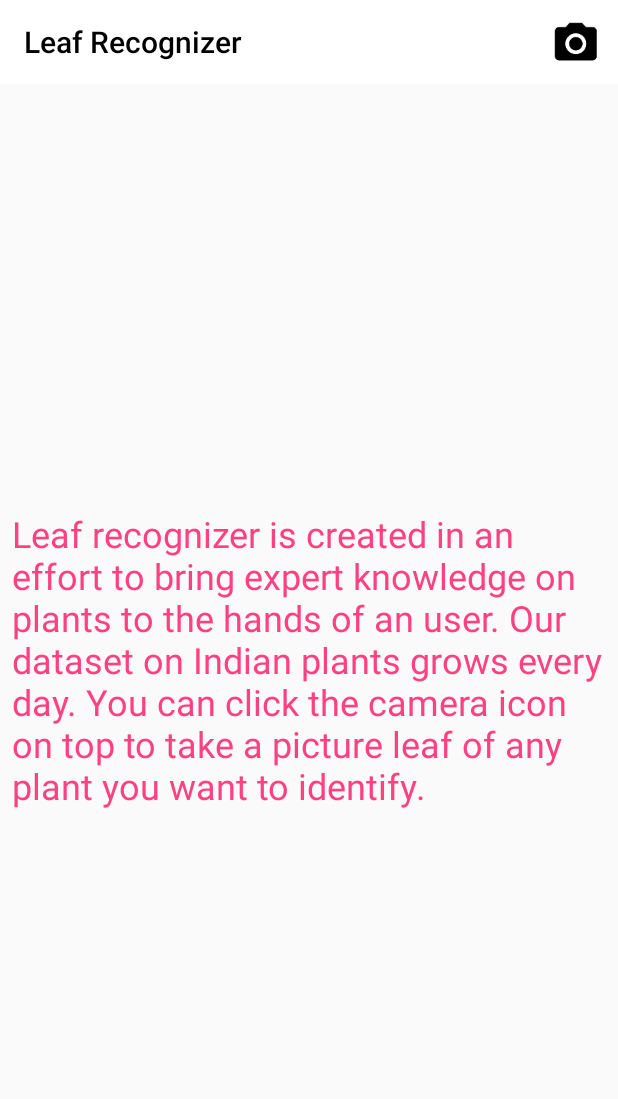
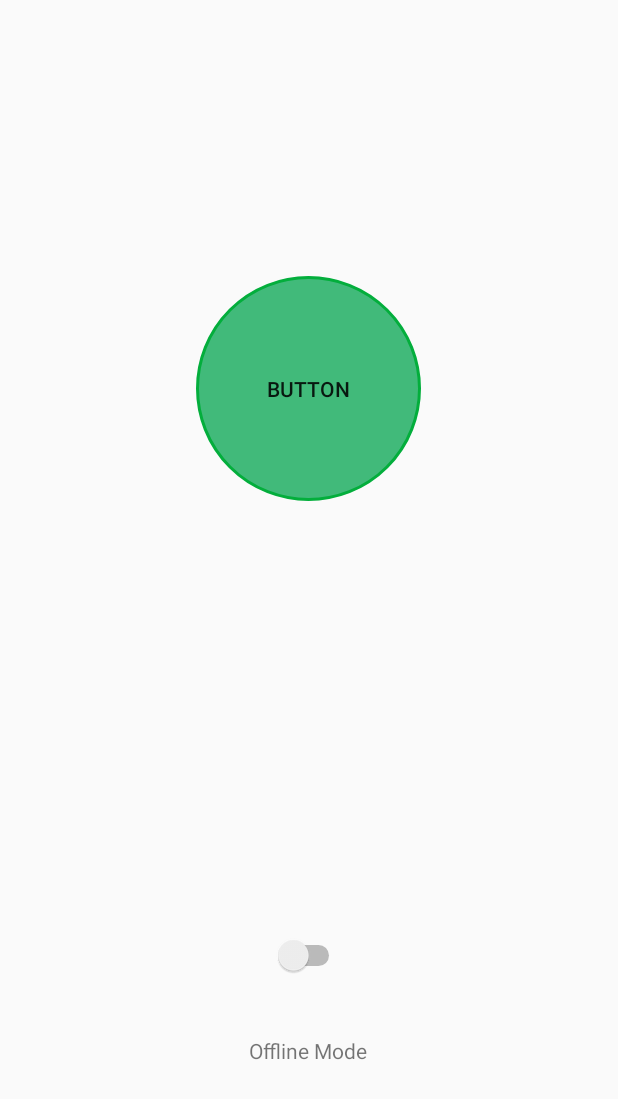
Before and after one commit to vamsidharmuthireddy/LeafRecognizer, an Android app: the screen it shows after launch (MainActivity), on a phone screen of 412 x 824 dp. Shown: the top 1099 px of the screen. Run offline under Robolectric (Android 15) with nearby library versions, the phone set to English and light mode, and no system bars; libraries missing offline, so code that uses them is left out: org.tensorflow.lite; network calls fail; 1 statement that could not run was skipped.

Commit message:
Change the position of crop Button. Change UI and add animations to home screen. Online version needs change from server side.

```diff
--- a/app/src/main/java/www/cvit/leafrecognizer/ContactServer.java
+++ b/app/src/main/java/www/cvit/leafrecognizer/ContactServer.java
@@ -247,7 +247,8 @@ public class ContactServer extends AsyncTask<String,Void,Void> {
 //        Intent callAnnotation = new Intent(context, AnnotationActivity.class);
         Intent callAnnotation = new Intent(context, ResultPrimaryActivity.class);
 
-        callAnnotation.putExtra("query_loc", inputImageFilePath);
+        callAnnotation.putExtra("queryLocation", inputImageFilePath);
+        callAnnotation.putExtra("runOffline",false);
 
 //        ByteArrayOutputStream bs = new ByteArrayOutputStream();
 //        resultBitmap.compress(Bitmap.CompressFormat.JPEG,50,bs);
--- a/app/src/main/java/www/cvit/leafrecognizer/FullScreenImageActivity.java
+++ b/app/src/main/java/www/cvit/leafrecognizer/FullScreenImageActivity.java
@@ -40,9 +40,8 @@ public class FullScreenImageActivity extends AppCompatActivity {
 
         Intent intent = getIntent();
         String imageURL = intent.getStringExtra("imageURL");
-        int drawableLoc = Integer.parseInt(intent.getStringExtra("drawableLoc"));
+        int drawableLoc = intent.getExtras().getInt("drawableLoc");
         Log.v(LOGTAG,"imageURL: "+imageURL);
-
 
         final TouchImageView imgDisplay;
         Button btnClose;
--- a/app/src/main/java/www/cvit/leafrecognizer/MainActivity.java
+++ b/app/src/main/java/www/cvit/leafrecognizer/MainActivity.java
@@ -26,16 +26,22 @@ import android.support.v7.widget.Toolbar;
 import android.util.Log;
 import android.view.Menu;
 import android.view.MenuItem;
+import android.view.View;
+import android.widget.Button;
+import android.widget.CompoundButton;
+import android.widget.Switch;
+import android.widget.TextView;
 import android.widget.Toast;
+
+import org.w3c.dom.Text;
 
 import java.io.File;
 import java.io.IOException;
+import java.util.Random;
 
 public class MainActivity extends AppCompatActivity {
 
     private static final String LOGTAG = "MainActivity";
-    private static final int PERMISSIONS_REQUEST_ACCESS_FINE_LOCATION = 1;
-    private static final int PERMISSIONS_REQUEST_ACCESS_COARSE_LOCATION = 2;
     private static final int PERMISSIONS_REQUEST_READ_EXTERNAL_STORAGE = 3;
     private static final int PERMISSIONS_REQUEST_WRITE_EXTERNAL_STORAGE = 4;
     private static final int Click = 5;
@@ -46,8 +52,11 @@ public class MainActivity extends AppCompatActivity {
     private boolean storageRequested = false;
     private boolean cameraRequested = false;
     private SensorManager mSensorManager;
-    private Sensor mSensor;
     public static ImageClassifier classifier;
+    private Button openCamera;
+    private Switch modeSwitch;
+    private TextView modeSwitchText;
+    public static String queryLocation;
 
 
     @Override
@@ -55,70 +64,159 @@ public class MainActivity extends AppCompatActivity {
         super.onCreate(savedInstanceState);
         setContentView(R.layout.activity_main);
 
-        Toolbar toolbar = (Toolbar) findViewById(R.id.toolbar);
-        toolbar.setBackgroundColor(Color.WHITE);
-        setSupportActionBar(toolbar);
-
         checkAllPermissions();
 
+        setViews();
 
+        setListeners();
+    }
+
+    private void setViews(){
+        openCamera = (Button)findViewById(R.id.openCamera);
+        modeSwitch = (Switch) findViewById(R.id.modeSwitch);
+        modeSwitchText = (TextView) findViewById(R.id.modeSwitchText);
+
+        if(modeSwitch.isChecked()){
+            modeSwitchText.setText("Online Mode");
+        }else{
+            modeSwitchText.setText("Offline Mode");
+        }
+
+        openCamera.setClickable(true);
+        modeSwitch.setClickable(true);
+        Log.d(LOGTAG,"Set Views");
 
     }
+
+    private void setListeners(){
+        openCamera.setOnClickListener(new View.OnClickListener() {
             @Override
-    public boolean onCreateOptionsMenu(Menu menu) {
-        // Inflate the menu; this adds items to the action bar if it is present.
-        getMenuInflater().inflate(R.menu.menu_main, menu);
-        return true;
-    }
-
-    @Override
-    public boolean onPrepareOptionsMenu(Menu mMenu) {
-        menu = mMenu;
-        menuItem = menu.findItem(R.id.openCamera);
-//        menuItem.setVisible(false);
-        return super.onPrepareOptionsMenu(menu);
-    }
-
-    @Override
-    public boolean onOptionsItemSelected(MenuItem item) {
-        int id = item.getItemId();
-        if (id == R.id.openCamera) {
-//            Intent takePicture = new Intent(MainActivity.this, CameraActivity.class);
-//            startActivity(takePicture);
+            public void onClick(View view) {
+                String fileName = generateFileName();
 
                 File saveFile = new File(Environment.getExternalStorageDirectory(),
-                    getString(R.string.save_name));
-//            String saveName = Environment.getExternalStorageDirectory().toString()
-//                    + File.separator + getString(R.string.save_name);
+                        fileName);
 
-
+                queryLocation = saveFile.getAbsolutePath();
                 Intent takePicture = new Intent(android.provider.MediaStore.ACTION_IMAGE_CAPTURE);
                 if (saveFile != null){
-//                Uri photoURI = Uri.fromFile(saveFile);
                     Log.v(LOGTAG,BuildConfig.APPLICATION_ID);
                     Uri photoURI = FileProvider.getUriForFile(MainActivity.this,
                             BuildConfig.APPLICATION_ID + ".provider",
                             saveFile);
 
-
                     takePicture.putExtra(MediaStore.EXTRA_SCREEN_ORIENTATION,
                             ActivityInfo.SCREEN_ORIENTATION_PORTRAIT);
                     takePicture.putExtra(MediaStore.EXTRA_OUTPUT,photoURI);
-                mSensorManager = (SensorManager) getSystemService(Context.SENSOR_SERVICE);
-                mSensor = mSensorManager.getDefaultSensor(Sensor.TYPE_ROTATION_VECTOR);
 
                     startActivityForResult(takePicture,PERMISSIONS_REQUEST_CAMERA);
 
-                Log.v(LOGTAG,Uri.fromFile(saveFile).toString());
-                Log.v(LOGTAG,"Called an intent");
-                return true;
+                    Log.d(LOGTAG,Uri.fromFile(saveFile).toString());
+
+                }
+            }
+        });
+
+
+        CompoundButton.OnCheckedChangeListener modeSwitchListener =
+                new CompoundButton.OnCheckedChangeListener() {
+            @Override
+            public void onCheckedChanged(CompoundButton buttonView, boolean isChecked) {
+
+                Log.d(LOGTAG, "Switch = " + isChecked + " button press =" + modeSwitch.isPressed());
+
+                if (isChecked) {
+//                    modeSwitch.setChecked(false);
+//                    modeSwitch.invalidate();
+                    modeSwitchText.setText("Online Mode");
+                } else {
+//                    modeSwitch.setChecked(true);
+//                    modeSwitch.invalidate();
+                    modeSwitchText.setText("Offline Mode");
+                }
+            }
+        };
+
+        modeSwitch.setOnCheckedChangeListener(modeSwitchListener);
+
+        Log.d(LOGTAG,"Set Listeners");
 
     }
 
-            return false;
+
+    private String giveUserId(int MAX_LENGTH){
+        Random generator = new Random();
+        StringBuilder randomStringBuilder = new StringBuilder();
+//        int randomLength = generator.nextInt(MAX_LENGTH);
+        char tempChar;
+//        for (int i = 0; i < randomLength; i++){
+        for (int i = 0; i < MAX_LENGTH; i++){
+            tempChar = (char) (generator.nextInt(96) + 32);
+            randomStringBuilder.append(tempChar);
         }
-        return super.onOptionsItemSelected(item);
+        return randomStringBuilder.toString();
     }
+
+    private String generateFileName(){
+        String userId = giveUserId(10);
+        String s = String.valueOf(System.currentTimeMillis());
+        String time = s.substring(5, s.length());
+
+        String fileName = userId+"_"+time+".jpg";
+        return fileName;
+
+    }
+
+//    @Override
+//    public boolean onCreateOptionsMenu(Menu menu) {
+//        // Inflate the menu; this adds items to the action bar if it is present.
+//        getMenuInflater().inflate(R.menu.menu_main, menu);
+//        return true;
+//    }
+//
+//    @Override
+//    public boolean onPrepareOptionsMenu(Menu mMenu) {
+//        menu = mMenu;
+//        menuItem = menu.findItem(R.id.openCamera);
+////        menuItem.setVisible(false);
+//        return super.onPrepareOptionsMenu(menu);
+//    }
+//
+//    @Override
+//    public boolean onOptionsItemSelected(MenuItem item) {
+//        int id = item.getItemId();
+//        if (id == R.id.openCamera) {
+//
+//            File saveFile = new File(Environment.getExternalStorageDirectory(),
+//                    getString(R.string.save_name));
+//
+//
+//            Intent takePicture = new Intent(android.provider.MediaStore.ACTION_IMAGE_CAPTURE);
+//            if (saveFile != null){
+//                Log.v(LOGTAG,BuildConfig.APPLICATION_ID);
+//                Uri photoURI = FileProvider.getUriForFile(MainActivity.this,
+//                        BuildConfig.APPLICATION_ID + ".provider",
+//                        saveFile);
+//
+//
+//                takePicture.putExtra(MediaStore.EXTRA_SCREEN_ORIENTATION,
+//                        ActivityInfo.SCREEN_ORIENTATION_PORTRAIT);
+//                takePicture.putExtra(MediaStore.EXTRA_OUTPUT,photoURI);
+//                mSensorManager = (SensorManager) getSystemService(Context.SENSOR_SERVICE);
+//                mSensor = mSensorManager.getDefaultSensor(Sensor.TYPE_ROTATION_VECTOR);
+//
+//                startActivityForResult(takePicture,PERMISSIONS_REQUEST_CAMERA);
+//
+//                Log.v(LOGTAG,Uri.fromFile(saveFile).toString());
+//                Log.v(LOGTAG,"Called an intent");
+//                return true;
+//
+//            }
+//
+//            return false;
+//        }
+//        return super.onOptionsItemSelected(item);
+//    }
 
     private void checkAllPermissions() {
         //Setting Camera permissions
@@ -133,6 +231,7 @@ public class MainActivity extends AppCompatActivity {
             }
         } else {
             Log.v(LOGTAG, "MainActivity Requesting Camera permission");
+            openCamera.setClickable(false);
             requestCameraPermission();
         }
         //Setting Storage permissions
@@ -140,12 +239,14 @@ public class MainActivity extends AppCompatActivity {
             storageRequested = true;
             Log.v(LOGTAG, "MainActivity has storage permission");
         } else {
+            openCamera.setClickable(false);
             Log.v(LOGTAG, "MainActivity Requesting storage permission");
             requestStoragePermission();
         }
 
         if (totalPermissions == 2 & cameraRequested & storageRequested){
-            menuItem.setVisible(true);
+            openCamera.setClickable(true);
+            modeSwitch.setClickable(true);
         }
 
     }
@@ -229,22 +330,12 @@ public class MainActivity extends AppCompatActivity {
 
             if (resultCode == RESULT_OK) {
 
-//                thumbnail = (Bitmap) data.getExtras().get("data");
-//                if(thumbnail != null){
-//                    Log.v(LOGTAG,"data sent is not null");
-//                }else{
-//                    Log.v(LOGTAG,"data sent is null");
-//                }
-
                 Intent i = new Intent(this, CameraActivityInbuilt.class);
-//                i.putExtra("outImage", thumbnail);
                 i.putExtra("from","MainActivity");
-//                Bundle bundle = new Bundle();
-//                bundle.putSerializable("classifier", classifier);
-//                i.putExtras(bundle);
-//                i.putExtra("classifier",classifier);
+                i.putExtra("runOffline",!modeSwitch.isChecked());
+                i.putExtra("queryLocation",queryLocation);
                 startActivity(i);
-                finish();
+//                finish();
 
 
 
@@ -264,7 +355,6 @@ public class MainActivity extends AppCompatActivity {
                 storageRequested = true;
                 if (grantResults.length > 0 && grantResults[0] == PackageManager.PERMISSION_GRANTED) {
                     totalPermissions = totalPermissions + 1;
-                    //LoadMyData(Environment.getExternalStorageDirectory().getAbsolutePath());
                 } else {
 
                     Log.v("value", "Permission Denied, You cannot use local drive .");
@@ -280,12 +370,7 @@ public class MainActivity extends AppCompatActivity {
                 } else {
                     Log.v(LOGTAG, "MainActivity does not have WRITE storage permissions");
                     totalPermissions = totalPermissions - 1;
-                    if (ActivityCompat.shouldShowRequestPermissionRationale(MainActivity.this, Manifest.permission.READ_EXTERNAL_STORAGE)) {
-                        //Toast.makeText(this, "Write External Storage permission allows us to do store images. Please allow this permission in App Settings.", Toast.LENGTH_LONG).show();
-                        //openApplicationPermissions();
-                    } else {
-                        //openApplicationPermissions();
-                    }
+
                 }
                 break;
 
@@ -303,13 +388,6 @@ public class MainActivity extends AppCompatActivity {
                 } else {
                     Log.v(LOGTAG, "MainActivity does not have Camera permissions");
                     totalPermissions = totalPermissions - 1;
-                    if (ActivityCompat.shouldShowRequestPermissionRationale(MainActivity.this, Manifest.permission.CAMERA)) {
-                        //Log.v(LOGTAG,"4 if");
-                        //openApplicationPermissions();
-                    } else {
-                        //Log.v(LOGTAG,"4 else");
-                        //openApplicationPermissions();
-                    }
                 }
                 break;
 
@@ -324,7 +402,9 @@ public class MainActivity extends AppCompatActivity {
         }
 
         if (totalPermissions == 2 & cameraRequested & storageRequested){
-            menuItem.setVisible(true);
+            openCamera.setClickable(true);
+            modeSwitch.setClickable(true);
+
         }
 
 
--- a/app/src/main/java/www/cvit/leafrecognizer/ResultDetailActivity.java
+++ b/app/src/main/java/www/cvit/leafrecognizer/ResultDetailActivity.java
@@ -48,6 +48,7 @@ public class ResultDetailActivity extends AppCompatActivity{
     private String language;
     private String leafName;
     private String imageURL;
+    private int drawableLoc;
 
     private String packageName;
     private String packageName_en;
@@ -77,6 +78,7 @@ public class ResultDetailActivity extends AppCompatActivity{
         Intent intent = getIntent();
         leafName = intent.getStringExtra(getString(R.string.leaf_name));
         imageURL = intent.getStringExtra(getString(R.string.image_url));
+        drawableLoc = intent.getExtras().getInt("drawableLoc");
 
         //loading the relevant leaf
         leafInfo = LoadInterestPoint(leafName);
@@ -133,6 +135,7 @@ public class ResultDetailActivity extends AppCompatActivity{
                         FullScreenImageActivity.class);
                 openImage.putExtra("imageURL", imageURL);
                 openImage.putExtra("query", "false");
+                openImage.putExtra("drawableLoc",drawableLoc);
                 startActivity(openImage);
             }
         });
@@ -140,7 +143,7 @@ public class ResultDetailActivity extends AppCompatActivity{
 //        imageView.setImageBitmap(setBitmap);
 //        imageView.setScaleType(ImageView.ScaleType.CENTER_CROP);
         Glide.with(this).load(imageURL).asBitmap()
-                .placeholder(R.drawable.leaf).into(imageView);
+                .placeholder(drawableLoc).into(imageView);
 
         text_scientific_name.setText(leafInfo.getLeaf(getString(R.string.scientific_name_tag)));
         text_scientific_name.setGravity(Gravity.LEFT);
--- a/app/src/main/java/www/cvit/leafrecognizer/ResultPrimaryAdapter.java
+++ b/app/src/main/java/www/cvit/leafrecognizer/ResultPrimaryAdapter.java
@@ -35,8 +35,8 @@ public class ResultPrimaryAdapter extends RecyclerView.Adapter<ResultPrimaryAdap
     private ArrayList<LeafInfo> leafInfo;
     private String[] resultString = new String[10];
     private String[] resultName = new String[10];
-    private String[] imageURL;
-    private int[] drawableLoc;
+    private String[] imageURL = new String[10];
+    private int[] drawableLoc = new int[10];
     private String baseURL =
             "http://preon.iiit.ac.in/~vamsidhar_muthireddy/leaf_recognizer_router/title_images/";
     private String extension = ".jpg";
@@ -110,7 +110,7 @@ public class ResultPrimaryAdapter extends RecyclerView.Adapter<ResultPrimaryAdap
             drawableLoc[position] = R.drawable.leaf;
         }
 
-        Log.d(LOGTAG, "position = "+position+"imagePath = " + imageURL[position]);
+//        Log.d(LOGTAG, "position = "+position+"imagePath = " + imageURL[position]);
 
         Glide.with(context).load(imageURL[position]).asBitmap()
                 .placeholder(drawableLoc[position]).into(imageView);
--- /dev/null
+++ b/app/src/main/res/drawable/circle.xml
@@ -0,0 +1,15 @@
+<?xml version="1.0" encoding="utf-8"?>
+<shape xmlns:android="http://schemas.android.com/apk/res/android"
+    android:shape="rectangle">
+
+    <corners android:radius="300dp" />
+    <solid android:color="#41ba7a" />
+    <stroke
+        android:width="2dip"
+        android:color="#03ae3c" />
+    <padding
+        android:bottom="4dp"
+        android:left="4dp"
+        android:right="4dp"
+        android:top="4dp" />
+</shape>
--- a/app/src/main/res/layout/activity_main.xml
+++ b/app/src/main/res/layout/activity_main.xml
@@ -7,25 +7,45 @@
     android:orientation="vertical">
 
 
-    <include
-        layout="@layout/tool_bar"
-        android:layout_width="match_parent"
-        android:layout_height="wrap_content" />
+    <!--<include-->
+        <!--layout="@layout/tool_bar"-->
+        <!--android:layout_width="match_parent"-->
+        <!--android:layout_height="wrap_content" />-->
 
     <RelativeLayout
         android:id="@+id/main_container"
         android:layout_width="match_parent"
         android:layout_height="match_parent">
 
-        <TextView
+
+        <Button
+            android:id="@+id/openCamera"
+            android:layout_width="150dp"
+            android:layout_height="150dp"
+            android:layout_alignParentTop="true"
+            android:layout_centerHorizontal="true"
+            android:layout_marginTop="184dp"
+            android:background="@drawable/circle"
+            android:text="Button" />
+
+        <Switch
+            android:id="@+id/modeSwitch"
             android:layout_width="wrap_content"
             android:layout_height="wrap_content"
-            android:layout_margin="@dimen/activity_half_std_margin"
-            android:text="@string/intro"
-            android:textSize="24sp"
-            android:layout_gravity="center"
-            android:layout_centerInParent="true"
-            android:textColor="@color/colorAccent"/>
+            android:layout_alignParentBottom="true"
+            android:layout_centerHorizontal="true"
+            android:layout_marginBottom="173dp"
+            android:checked="false" />
+
+        <TextView
+            android:id="@+id/modeSwitchText"
+            android:layout_width="154dp"
+            android:layout_height="36dp"
+            android:layout_alignParentBottom="true"
+            android:layout_centerHorizontal="true"
+            android:layout_marginBottom="105dp"
+            android:gravity="center"
+            android:text="Offline Mode" />
     </RelativeLayout>
 
 </LinearLayout>
--- a/app/src/main/res/menu/menu_main.xml
+++ b/app/src/main/res/menu/menu_main.xml
@@ -1,7 +1,7 @@
 <menu xmlns:android="http://schemas.android.com/apk/res/android"
     xmlns:app="http://schemas.android.com/apk/res-auto">
     <item
-        android:id="@+id/openCamera"
+        android:id="@+id/openCameraMenu"
         android:icon="@mipmap/ic_camera_launch"
         app:showAsAction="ifRoom|withText"
         android:title=""></item>
```
Also changed, not shown: app/src/main/java/www/cvit/leafrecognizer/CameraActivityInbuilt.java (+40 -27 lines), app/src/main/java/www/cvit/leafrecognizer/ImageClassifier.java (+25 -8 lines), app/src/main/java/www/cvit/leafrecognizer/ResultPrimaryActivity.java (+12 -6 lines). Lines whose indentation alone changed are shown as unchanged.
